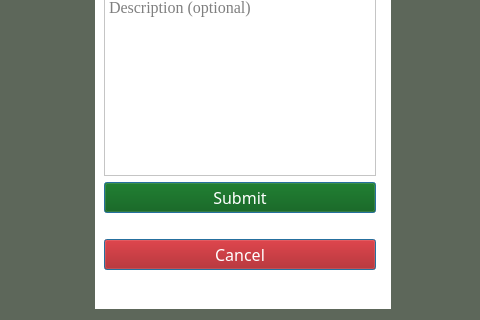
hunteralan/DiscountApp, file UI/addDiscount.ui: the form before one commit; both pictures show x 209 to 689 and y 379 to 699 of the 904 by 699 pixel window.
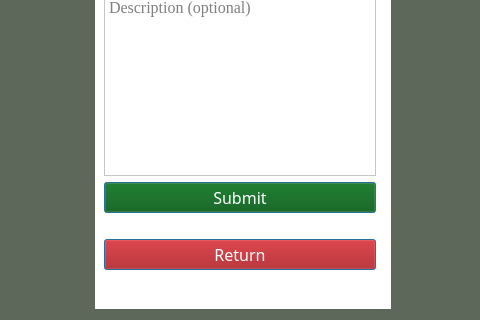
The form after the commit.

```diff
--- a/UI/addDiscount.ui
+++ b/UI/addDiscount.ui
@@ -96,7 +96,7 @@
 color: rgb(255, 255, 255)</string>
          </property>
          <property name="text">
-          <string>Cancel</string>
+          <string>Return</string>
          </property>
          <property name="default">
           <bool>true</bool>
```
